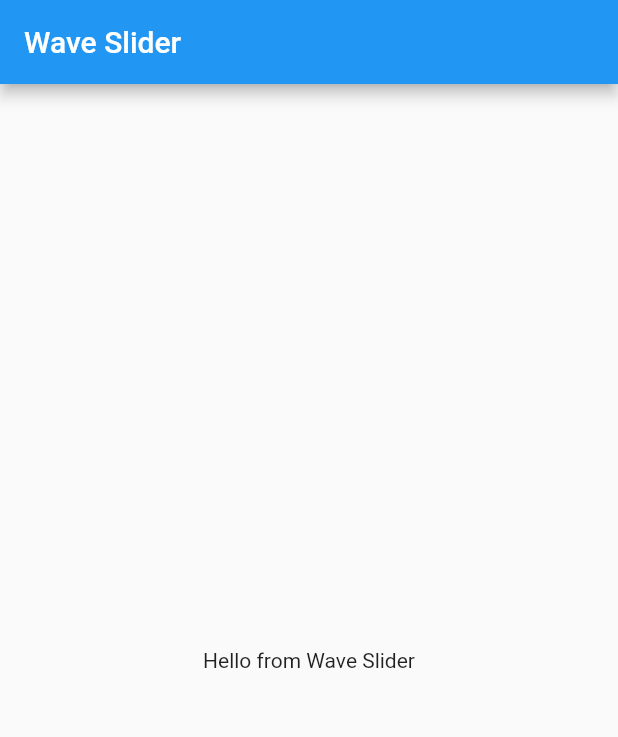
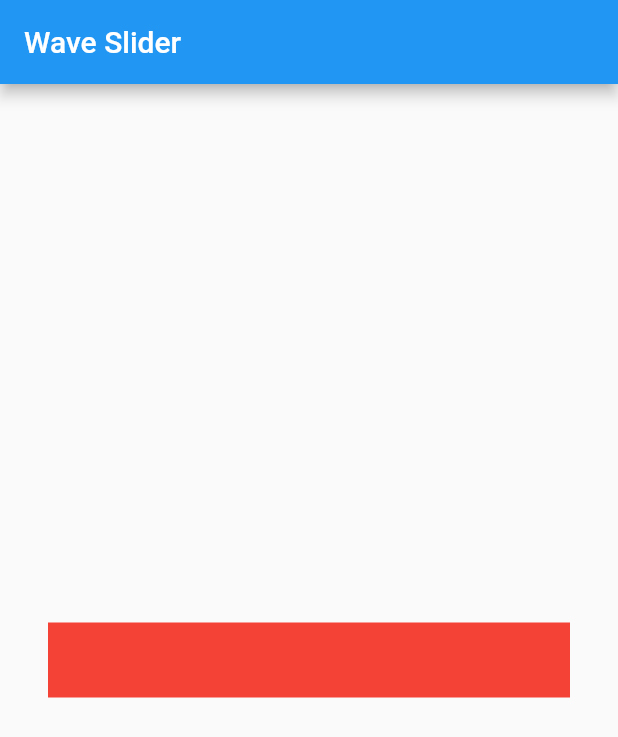
Before and after one commit to MasterNeuromancer/waveSlider, a Flutter app: the screen it shows after launch, on a phone screen of 412 x 824 dp. Shown: the top 737 px of the screen. Run offline on Flutter 3.47's test engine with Material 2 defaults, Android fonts, the phone set to English and light mode, and no system bars.

Commit message:
feat: added gesture detector

```diff
--- a/lib/wave_slider.dart
+++ b/lib/wave_slider.dart
@@ -1,6 +1,11 @@
 import 'package:flutter/material.dart';
 
 class WaveSlider extends StatefulWidget {
+  final double width;
+  final double height;
+
+  const WaveSlider({this.width = 350.0, this.height = 50.0});
+
   @override
   _WaveSliderState createState() => _WaveSliderState();
 }
@@ -9,7 +14,12 @@ class _WaveSliderState extends State<WaveSlider> {
   @override
   Widget build(BuildContext context) {
     return Container(
-      child: Text('Hello from Wave Slider'),
-    );
+        child: GestureDetector(
+      child: Container(
+        width: widget.width,
+        height: widget.height,
+        color: Colors.red,
+      ),
+    ));
   }
 }
```
